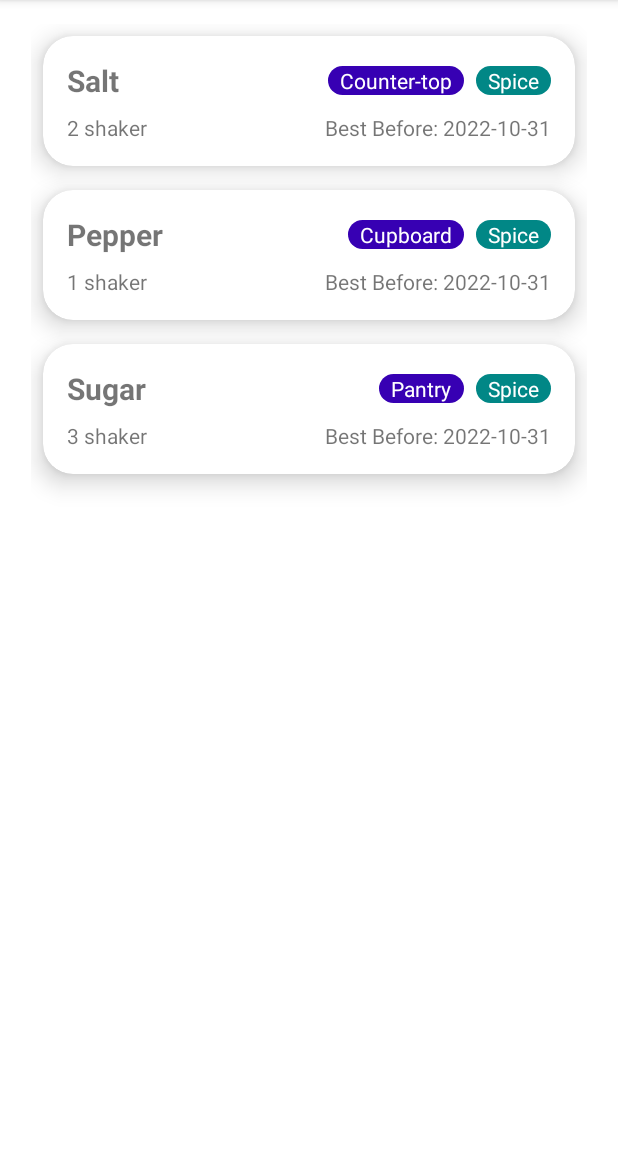
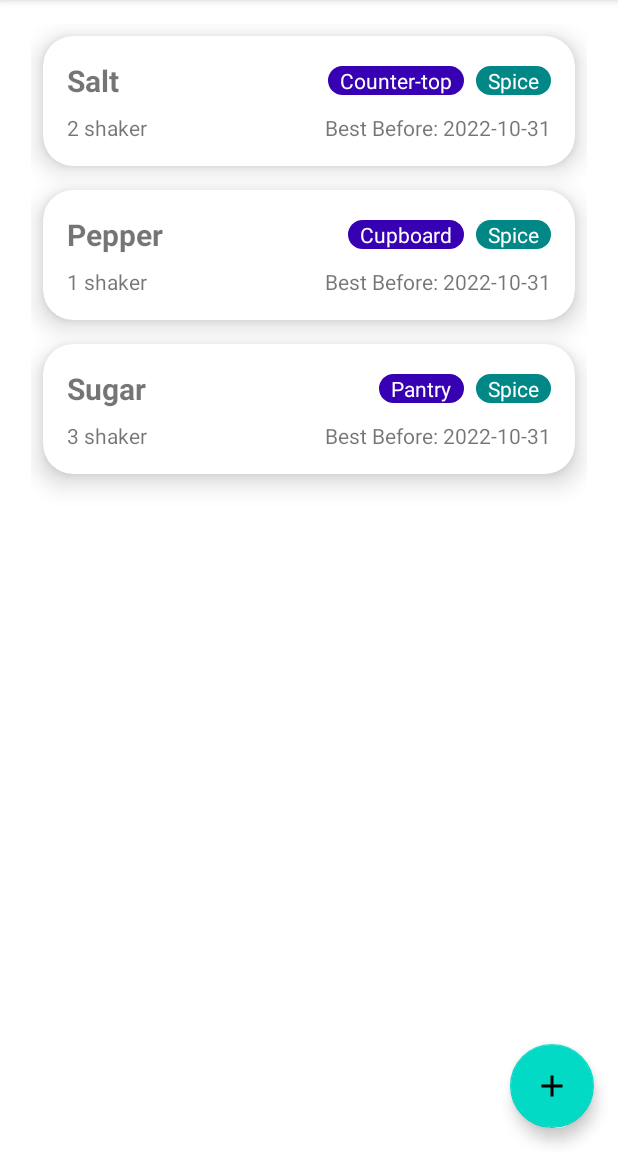
Before and after one commit to CMPUT301F22T18/SnackNTrack, an Android app: the StorageActivity screen opened directly, with no data from a screen before it, on a phone screen of 412 x 824 dp, the part 84-1236 px from its top. Run offline under Robolectric (Android 15) with nearby library versions, the phone set to English and light mode, and no system bars.

Commit message:
Added Floating Action Button

```diff
--- /dev/null
+++ b/app/src/main/res/drawable/ic_baseline_add_24.xml
@@ -0,0 +1,5 @@
+<vector android:height="24dp" android:tint="#000000"
+    android:viewportHeight="24" android:viewportWidth="24"
+    android:width="24dp" xmlns:android="http://schemas.android.com/apk/res/android">
+    <path android:fillColor="@android:color/white" android:pathData="M19,13h-6v6h-2v-6H5v-2h6V5h2v6h6v2z"/>
+</vector>
--- a/app/src/main/res/layout/activity_storage.xml
+++ b/app/src/main/res/layout/activity_storage.xml
@@ -14,4 +14,14 @@
         app:layout_constraintTop_toTopOf="parent"
         app:layout_constraintLeft_toLeftOf="parent"
         app:layout_constraintRight_toRightOf="parent"/>
+    <com.google.android.material.floatingactionbutton.FloatingActionButton
+        android:layout_width="wrap_content"
+        android:layout_height="wrap_content"
+        app:layout_constraintBottom_toBottomOf="parent"
+        app:layout_constraintEnd_toEndOf="parent"
+        android:layout_gravity="end"
+        android:layout_marginEnd="16dp"
+        android:layout_marginBottom="16dp"
+        android:src="@drawable/ic_baseline_add_24"
+        />
 </androidx.constraintlayout.widget.ConstraintLayout>
```
